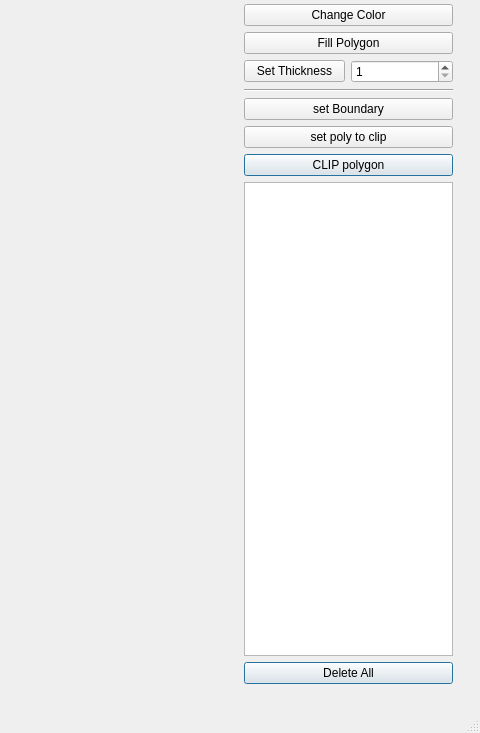
Old version of the form mainwindow.ui in the repository mhocio/Pixel-Drawing; both pictures show x 635 to 1115 and y 88 to 821 of the 1115 by 821 pixel window.
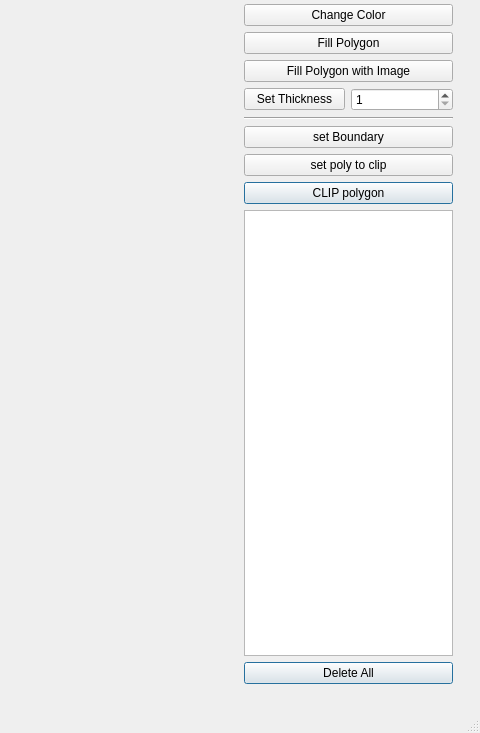
New version of the form.

Commit message: Add filling with image

```diff
--- a/mainwindow.ui
+++ b/mainwindow.ui
@@ -300,7 +300,7 @@
        <item row="0" column="2">
         <widget class="QFrame" name="verticalFrame">
          <layout class="QGridLayout" name="gridLayout_4">
-          <item row="9" column="0" colspan="2">
+          <item row="10" column="0" colspan="2">
            <widget class="Line" name="line_7">
             <property name="orientation">
              <enum>Qt::Horizontal</enum>
@@ -321,7 +321,7 @@
             </property>
            </widget>
           </item>
-          <item row="8" column="1">
+          <item row="9" column="1">
            <widget class="QSpinBox" name="spinBoxThickness">
             <property name="minimum">
              <number>1</number>
@@ -331,7 +331,7 @@
             </property>
            </widget>
           </item>
-          <item row="14" column="0" colspan="2">
+          <item row="15" column="0" colspan="2">
            <widget class="QPushButton" name="deleteAllButton">
             <property name="text">
              <string>Delete All</string>
@@ -347,7 +347,7 @@
             </property>
            </widget>
           </item>
-          <item row="11" column="0" colspan="2">
+          <item row="12" column="0" colspan="2">
            <widget class="QPushButton" name="setClipButton">
             <property name="text">
              <string>set poly to clip</string>
@@ -361,14 +361,14 @@
             </property>
            </widget>
           </item>
-          <item row="10" column="0" colspan="2">
+          <item row="11" column="0" colspan="2">
            <widget class="QPushButton" name="setBoundaryButton">
             <property name="text">
              <string>set Boundary</string>
             </property>
            </widget>
           </item>
-          <item row="8" column="0">
+          <item row="9" column="0">
            <widget class="QPushButton" name="setThicknessButton">
             <property name="text">
              <string>Set Thickness</string>
@@ -382,9 +382,19 @@
             </property>
            </widget>
           </item>
-          <item row="13" column="0" colspan="2">
+          <item row="14" column="0" colspan="2">
            <widget class="QListWidget" name="listWidget"/>
           </item>
+          <item row="13" column="0" colspan="2">
+           <widget class="QPushButton" name="clipPolygonButton">
+            <property name="text">
+             <string>CLIP polygon</string>
+            </property>
+            <property name="default">
+             <bool>true</bool>
+            </property>
+           </widget>
+          </item>
           <item row="1" column="0" colspan="2">
            <widget class="QPushButton" name="listFiguresButton">
             <property name="text">
@@ -395,13 +405,10 @@
             </property>
            </widget>
           </item>
-          <item row="12" column="0" colspan="2">
-           <widget class="QPushButton" name="clipPolygonButton">
+          <item row="6" column="0" colspan="2">
+           <widget class="QPushButton" name="fillPolygonwithImageButton">
             <property name="text">
-             <string>CLIP polygon</string>
-            </property>
-            <property name="default">
-             <bool>true</bool>
+             <string>Fill Polygon with Image</string>
             </property>
            </widget>
           </item>
```
The commit also changes 5 other files.
